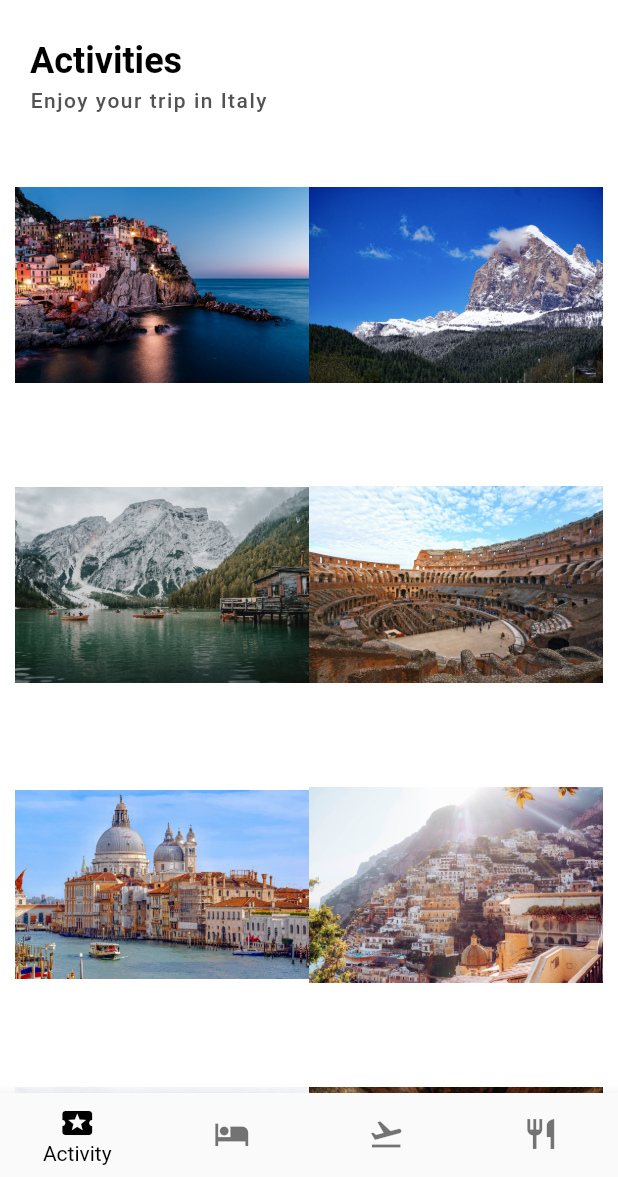
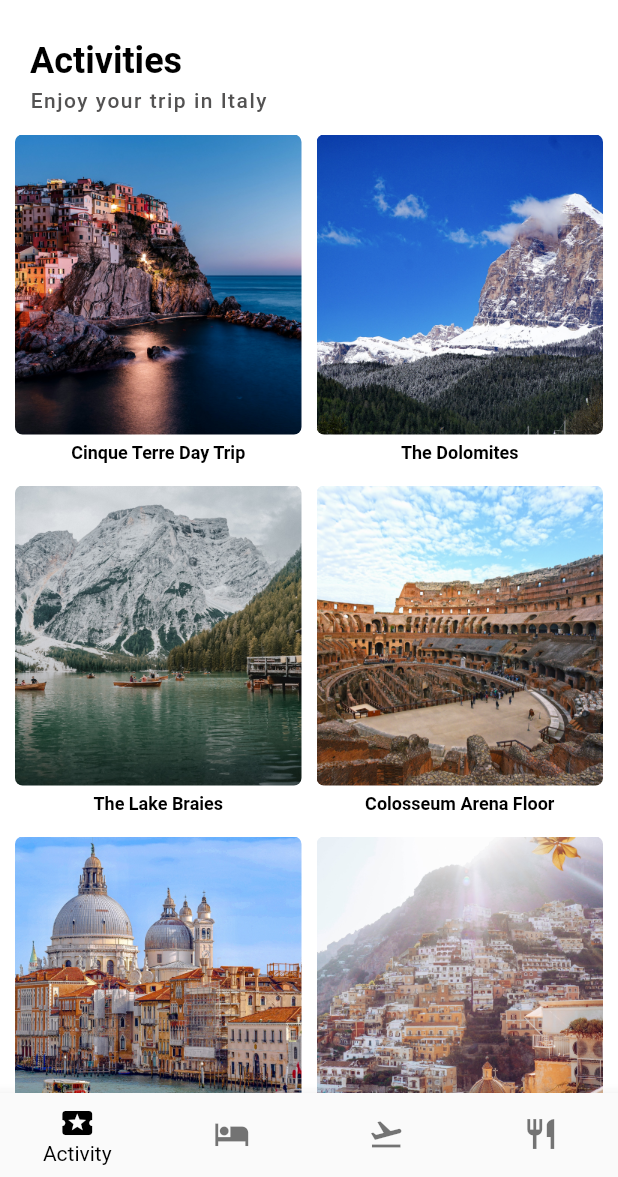
Before and after one commit to jacquuouille/travel_app, a Flutter app: the screen it shows after launch, on a phone screen of 412 x 824 dp, the part 59-1236 px from its top. Run offline on Flutter 3.47's test engine with Material 2 defaults, Android fonts, the phone set to English and light mode, and no system bars; our stand-ins replace get.

Commit message:
change color according to theme

```diff
--- a/lib/models/activity_models.dart
+++ b/lib/models/activity_models.dart
@@ -42,7 +42,7 @@ class Activity {
     ),
     Activity(
       id: '4',
-      title: 'Colosseum Arena Floor, Roman Forum and Palatine Hill',
+      title: 'Colosseum Arena Floor',
       description: "Exclusive priority access tickets allow you to skip the line and enter the Colosseum through the Gladiator's Gate.",
       url: 'assets/images/colosseum.jpg',
       price: 70.00,
@@ -58,7 +58,7 @@ class Activity {
     ),
     Activity(
       id: '6',
-      title: "Pompeii, Amalfi Coast and Positano",
+      title: "Pompeii and Positano",
       description: "With this Pompeii, Amalfi Coast and Positano small-group day trip you can mark three sites off your list that are so incredible!",
       url: 'assets/images/amalfi_coast.jpg',
       price: 85.00,
--- a/lib/screens/activity_screen.dart
+++ b/lib/screens/activity_screen.dart
@@ -1,6 +1,6 @@
-import 'package:flutter/cupertino.dart';
 import 'package:flutter/material.dart';
 import 'package:flutter_staggered_grid_view/flutter_staggered_grid_view.dart';
+import 'package:get/get.dart';
 import '../models/activity_models.dart';
 import '../widgets/custom_header.dart';
 
@@ -12,6 +12,7 @@ class ActivityScreen extends StatelessWidget {
   @override
   Widget build(BuildContext context) {
     List<Activity> activities = Activity.activities;
+    bool isDark = Theme.of(context).brightness == Brightness.dark;
 
     return SingleChildScrollView(
       child: Column(
@@ -24,6 +25,8 @@ class ActivityScreen extends StatelessWidget {
             padding: const EdgeInsets.all(10.0),
             itemCount: 9,
             crossAxisCount: 2,
+            mainAxisSpacing: 15,
+            crossAxisSpacing: 10,
             itemBuilder: (context, index) {
               Activity activity = activities[index];
               return Column(
@@ -31,11 +34,23 @@ class ActivityScreen extends StatelessWidget {
                   Container(
                     height: 200,
                     decoration: BoxDecoration(
-                    //  borderRadius: BorderRadius.circular(50.0),
+                     borderRadius: BorderRadius.circular(5.0),
                      image: DecorationImage(
-                      image: AssetImage(activity.url)
-                     )
+                      image: AssetImage(activity.url),
+                      fit: BoxFit.cover,
+                     ),
+                    ),
+                  ),
+                  const SizedBox(height: 5.0),
+                  Text(
+                    activity.title,
+                    maxLines: 3,
+                    style: Theme.of(context).textTheme.bodySmall?.copyWith(
+                      // color: Get.isDarkMode ? Colors.white : Colors.black,
+                      color:isDark?Colors.white: Colors.black,
+                      fontWeight: FontWeight.bold,
                     )
+                    // style: Theme.of(context).colorScheme == lightTheme() ? TextStyle(color: Colors.white) : TextStyle(color: Colors.black),
                   )
                 ],
               );
```
